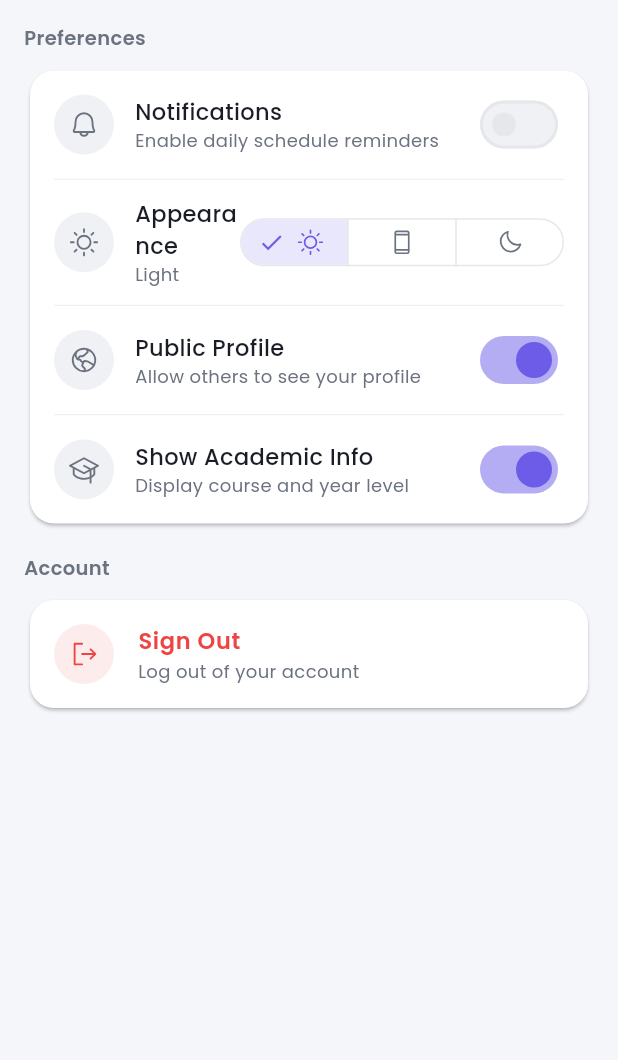
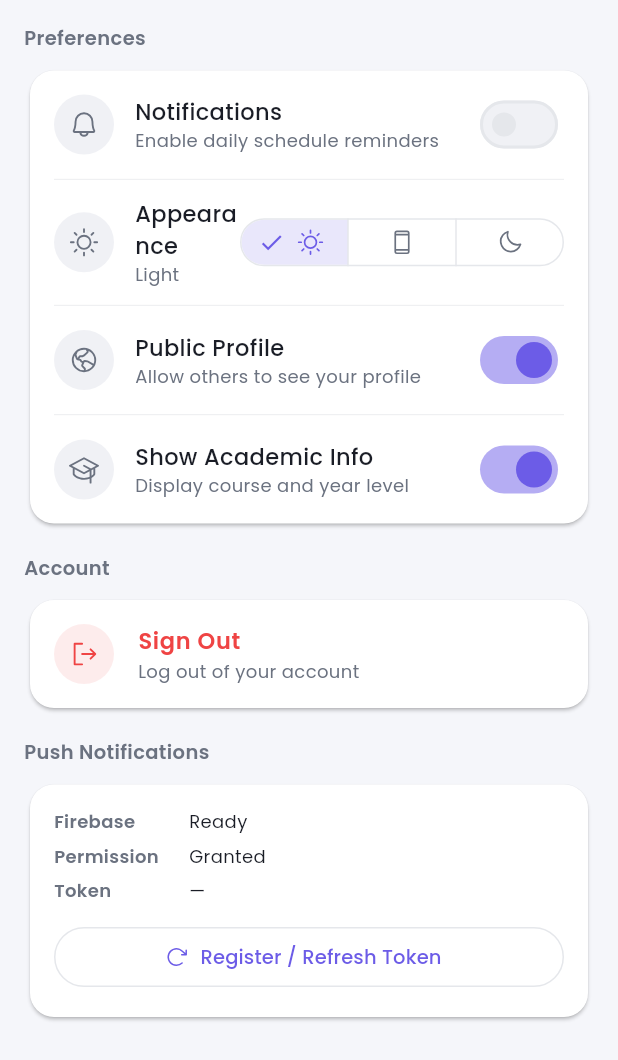
Before and after one commit to groovyrey/lcchub, a Flutter app: the SettingsScreen widget shown alone on an empty page, opened directly with empty values, on a phone screen of 412 x 824 dp. Shown: the top 1060 px of the screen. Run offline on Flutter 3.47's test engine with Material 3 defaults, Android fonts, the phone set to English and light mode, and no system bars; our stand-ins replace connectivity_plus, firebase_core, firebase_messaging, flutter_local_notifications, flutter_markdown, google_fonts and 5 more; accounts and stored records are empty; network calls fail.

Commit message:
feat: push debug section in settings, bump v1.1.1

```diff
--- a/lib/screens/settings/settings_screen.dart
+++ b/lib/screens/settings/settings_screen.dart
@@ -1,9 +1,11 @@
 import 'package:flutter/material.dart';
 import 'package:google_fonts/google_fonts.dart';
+import 'package:phosphor_flutter/phosphor_flutter.dart';
+import 'package:firebase_messaging/firebase_messaging.dart';
 import '../../models/models.dart';
 import '../../theme/app_theme.dart';
-
-import 'package:phosphor_flutter/phosphor_flutter.dart';
+import '../../services/push_service.dart';
+import '../../api/portal_api.dart';
 class SettingsScreen extends StatefulWidget {
   final Student? student;
   final bool notificationsEnabled;
@@ -143,6 +145,8 @@ class _SettingsScreenState extends State<SettingsScreen> {
             onTap: () => _showLogoutDialog(context),
           ),
         ),
+        const SizedBox(height: 16),
+        _pushDebugSection(),
       ],
     );
   }
@@ -255,4 +259,64 @@ class _SettingsScreenState extends State<SettingsScreen> {
       ),
     );
   }
+
+  Widget _pushDebugSection() {
+    final available = PushService.isAvailable;
+    final granted = PushService.permissionGranted;
+    final token = PushService.deviceToken;
+
+    return Column(
+      crossAxisAlignment: CrossAxisAlignment.start,
+      children: [
+        Text('Push Notifications', style: GoogleFonts.poppins(fontSize: 13, fontWeight: FontWeight.w600, color: AppColors.onSurfaceVariant)),
+        const SizedBox(height: 8),
+        Card(
+          child: Padding(
+            padding: const EdgeInsets.all(16),
+            child: Column(
+              crossAxisAlignment: CrossAxisAlignment.start,
+              children: [
+                _debugRow('Firebase', available ? 'Ready' : 'Not initialized'),
+                const SizedBox(height: 6),
+                _debugRow('Permission', granted ? 'Granted' : PushService.authorizationStatus == AuthorizationStatus.denied ? 'Denied' : 'Not requested'),
+                const SizedBox(height: 6),
+                _debugRow('Token', token != null && token.isNotEmpty ? token : '—'),
+                const SizedBox(height: 12),
+                SizedBox(
+                  width: double.infinity,
+                  child: OutlinedButton.icon(
+                    onPressed: () async {
+                      await PushService.refreshToken();
+                      final t = PushService.deviceToken;
+                      if (t != null && t.isNotEmpty) {
+                        await PortalApi.registerDeviceToken(t);
+                      }
+                      setState(() {});
+                    },
+                    icon: Icon(PhosphorIcons.arrowClockwise(), size: 16),
+                    label: Text('Register / Refresh Token', style: GoogleFonts.poppins(fontSize: 13)),
+                  ),
+                ),
+              ],
+            ),
+          ),
+        ),
+      ],
+    );
+  }
+
+  Widget _debugRow(String label, String value) {
+    return Row(
+      crossAxisAlignment: CrossAxisAlignment.start,
+      children: [
+        SizedBox(
+          width: 90,
+          child: Text(label, style: GoogleFonts.poppins(fontSize: 12, fontWeight: FontWeight.w600, color: AppColors.onSurfaceVariant)),
+        ),
+        Expanded(
+          child: Text(value, style: GoogleFonts.poppins(fontSize: 12, color: AppColors.onSurface)),
+        ),
+      ],
+    );
+  }
 }
--- a/lib/services/push_service.dart
+++ b/lib/services/push_service.dart
@@ -15,39 +15,33 @@ class PushService {
   static FirebaseMessaging? _messaging;
   static bool _initialized = false;
   static String? _deviceToken;
+  static AuthorizationStatus _authStatus = AuthorizationStatus.notDetermined;
 
   static bool get isAvailable => _initialized;
+  static String? get deviceToken => _deviceToken;
+  static bool get permissionGranted =>
+      _authStatus == AuthorizationStatus.authorized ||
+      _authStatus == AuthorizationStatus.provisional;
+  static AuthorizationStatus get authorizationStatus => _authStatus;
 
   static Future<void> init() async {
     try {
       await Firebase.initializeApp();
       _messaging = FirebaseMessaging.instance;
       _initialized = true;
-      debugPrint('[Push] Firebase initialized');
 
-      // Request permission
       final settings = await _messaging!.requestPermission(
         alert: true,
         badge: true,
         sound: true,
         provisional: false,
       );
-      debugPrint('[Push] Permission status: ${settings.authorizationStatus}');
+      _authStatus = settings.authorizationStatus;
 
-      if (settings.authorizationStatus == AuthorizationStatus.authorized ||
-          settings.authorizationStatus == AuthorizationStatus.provisional) {
-        _deviceToken = await _messaging!.getToken();
-        debugPrint('[Push] Device token: $_deviceToken');
-      } else {
-        debugPrint('[Push] Permission denied');
-      }
-
-      if (settings.authorizationStatus == AuthorizationStatus.authorized ||
-          settings.authorizationStatus == AuthorizationStatus.provisional) {
+      if (permissionGranted) {
         _deviceToken = await _messaging!.getToken();
       }
 
-      // Local notif setup
       const androidSettings = AndroidInitializationSettings('@mipmap/ic_launcher');
       const iosSettings = DarwinInitializationSettings(
         requestAlertPermission: true,
@@ -58,20 +52,20 @@ class PushService {
         const InitializationSettings(android: androidSettings, iOS: iosSettings),
       );
 
-      // Foreground messages
       FirebaseMessaging.onMessage.listen(_handleMessage);
-
-      // Background tap
       FirebaseMessaging.onMessageOpenedApp.listen(_handleMessage);
-
-      // Background handler registration
       FirebaseMessaging.onBackgroundMessage(_firebaseMessagingBackgroundHandler);
     } catch (_) {
       _initialized = false;
     }
   }
 
-  static String? get deviceToken => _deviceToken;
+  static Future<void> refreshToken() async {
+    if (!_initialized || _messaging == null) return;
+    try {
+      _deviceToken = await _messaging!.getToken();
+    } catch (_) {}
+  }
 
   static void _handleMessage(RemoteMessage message) {
     final notification = message.notification;
--- a/pubspec.yaml
+++ b/pubspec.yaml
@@ -1,7 +1,7 @@
 name: portal_app
 description: "LCC Hub Student Portal"
 publish_to: 'none'
-version: 1.1.0+3
+version: 1.1.1+4
 
 environment:
   sdk: ^3.8.1
```
